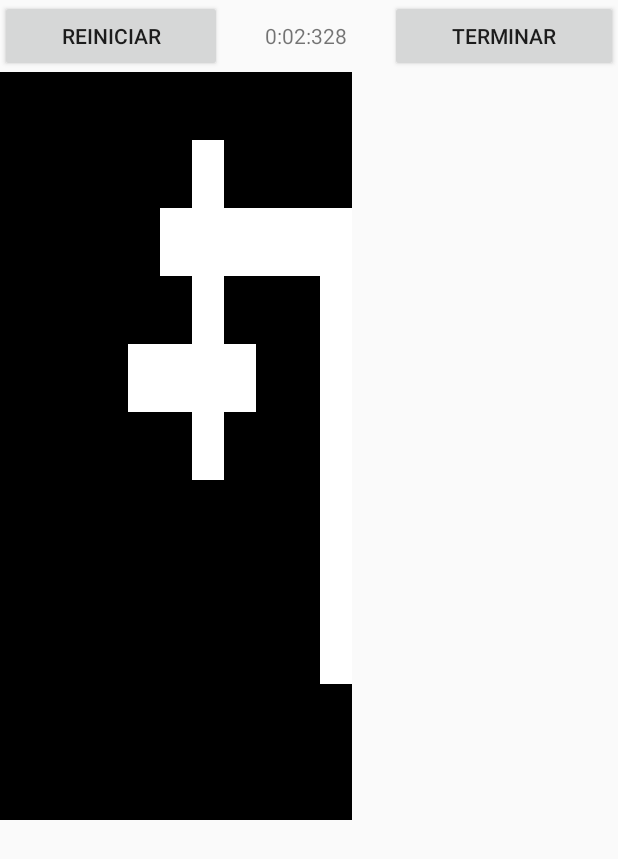
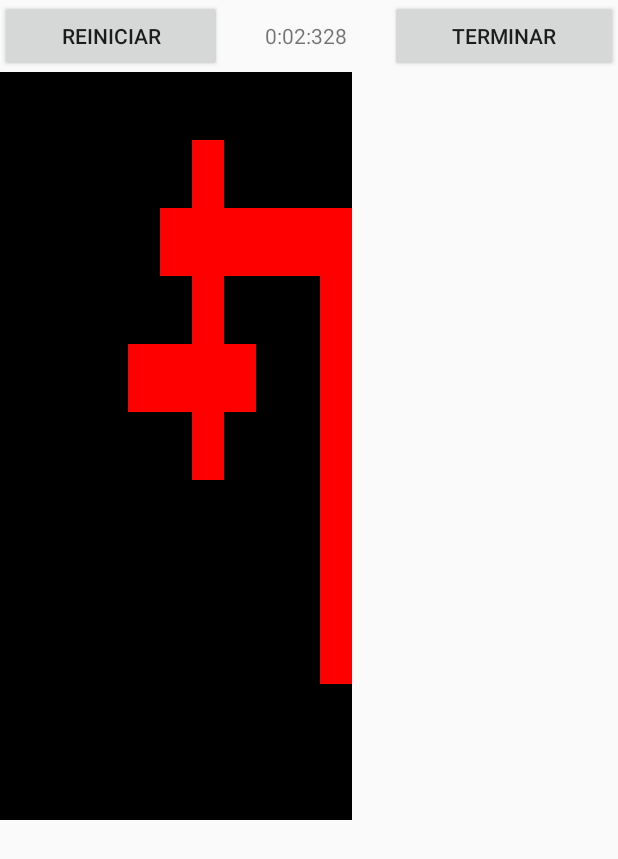
Before and after one commit to sagaan/AMA_Crossword, an Android app: the screen it shows after launch (MainActivity), after a tap on "TERMINAR", on a phone screen of 412 x 824 dp. Shown: the top 859 px of the screen. Run offline under Robolectric (Android 15) with nearby library versions, the phone set to English and light mode, and no system bars; 1 other tap on this screen came first.

Commit message:
Commit 1.0b

```diff
--- a/app/src/main/java/com/ama/crossword/MainActivity.java
+++ b/app/src/main/java/com/ama/crossword/MainActivity.java
@@ -3,6 +3,7 @@ package com.ama.crossword;
 import androidx.appcompat.app.AppCompatActivity;
 
 import android.annotation.SuppressLint;
+import android.media.MediaPlayer;
 import android.os.Build;
 import android.os.Bundle;
 import android.os.Handler;
@@ -387,8 +388,14 @@ public class MainActivity extends AppCompatActivity implements View.OnClickListe
     @Override
     public void onClick(View v) {
         handler.removeCallbacks(timerRunnable);
-        if(v.getId() == R.id.btnReiniciar)
-            iniciar();
+        switch (v.getId()){
+            case R.id.btnReiniciar:
+                iniciar();
+                break;
+            case R.id.btnSubmit:
+                terminar();
+                break;
+        }
     }
 
     public void onTouchCasilla(View v){
@@ -428,4 +435,35 @@ public class MainActivity extends AppCompatActivity implements View.OnClickListe
             }
         }
     }
+
+    public void terminar(){
+        boolean fail = false;
+        for (int x = 0; x < 11; x++) {
+            for (int y = 0; y < 11; y++) {
+                String caracter;
+                try {
+                    caracter = casillas[x][y].getTag(R.string.tag2).toString().toUpperCase();
+                }catch (NullPointerException npe){
+                    caracter = null;
+                }
+
+                if(caracter != null)
+                    if(casillas[x][y].getText().toString().toUpperCase().equals(caracter))
+                        casillas[x][y].setBackgroundColor(getResources().getColor(R.color.colorCorrect));
+                    else {
+                        casillas[x][y].setBackgroundColor(getResources().getColor(R.color.colorWrong));
+                        fail = true;
+                    }
+            }
+        }
+
+
+        if(fail){
+            MediaPlayer player = MediaPlayer.create(this, R.raw.laugh);
+            player.start();
+        }else{
+            MediaPlayer player = MediaPlayer.create(this, R.raw.cheer);
+        }
+
+    }
 }
--- a/app/src/main/res/values/colors.xml
+++ b/app/src/main/res/values/colors.xml
@@ -5,4 +5,6 @@
     <color name="colorAccent">#D81B60</color>
     <color name="colorWhite">#ffffff</color>
     <color name="colorBlack">#000000</color>
+    <color name="colorCorrect">#00ff00</color>
+    <color name="colorWrong">#ff0000</color>
 </resources>
```
Also changed, not shown: 2 other files.
